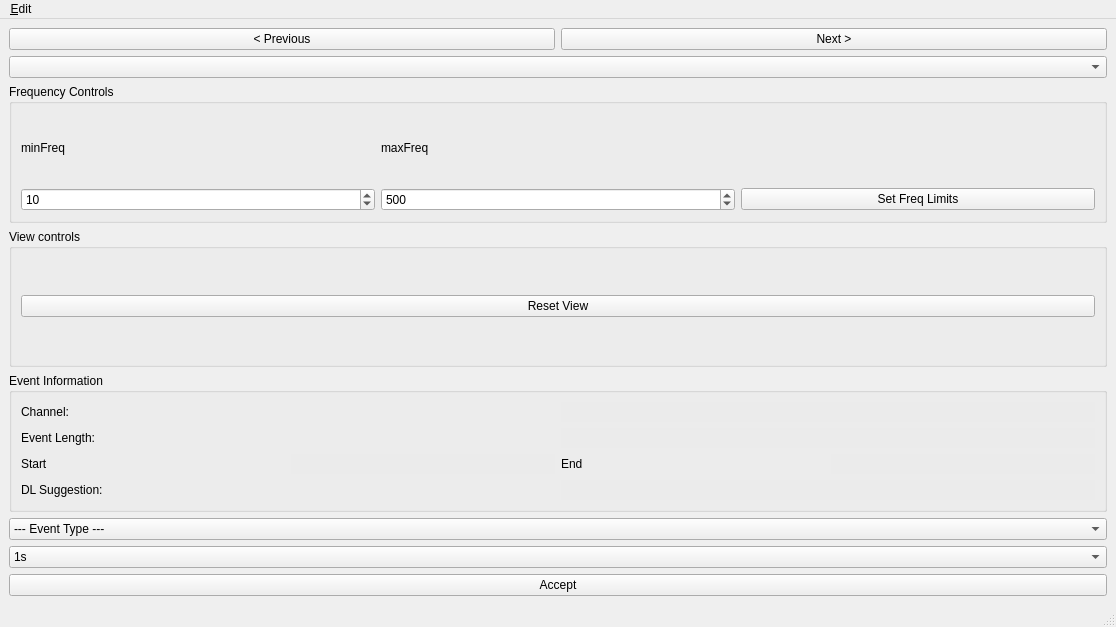
Above: src/ui/annotation.ui from roychowdhuryresearch/pyHFO before the change. Below: the same form after it.
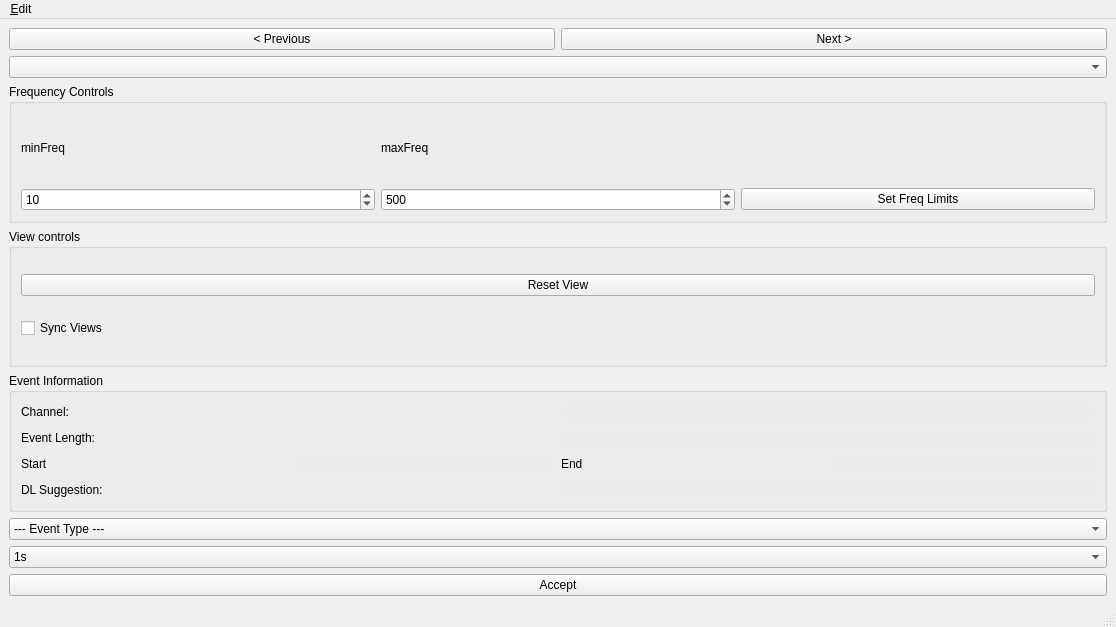
That is the form after the change.

Commit message: added view sync button

Diff of the .ui file:
```diff
--- a/src/ui/annotation.ui
+++ b/src/ui/annotation.ui
@@ -195,6 +195,13 @@
                </property>
               </widget>
              </item>
+             <item row="1" column="0">
+              <widget class="QCheckBox" name="SyncViewsCheckBox">
+               <property name="text">
+                <string>Sync Views</string>
+               </property>
+              </widget>
+             </item>
             </layout>
            </widget>
           </item>
```
The commit also changes 4 other files.
